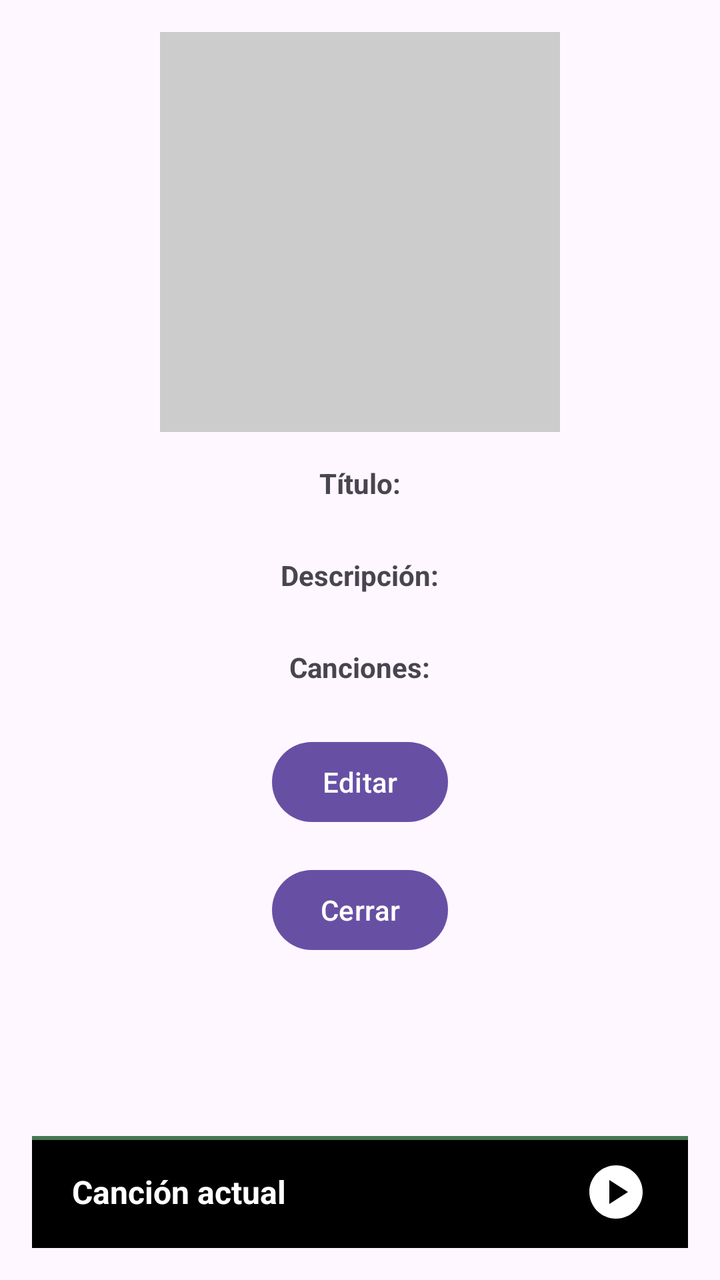
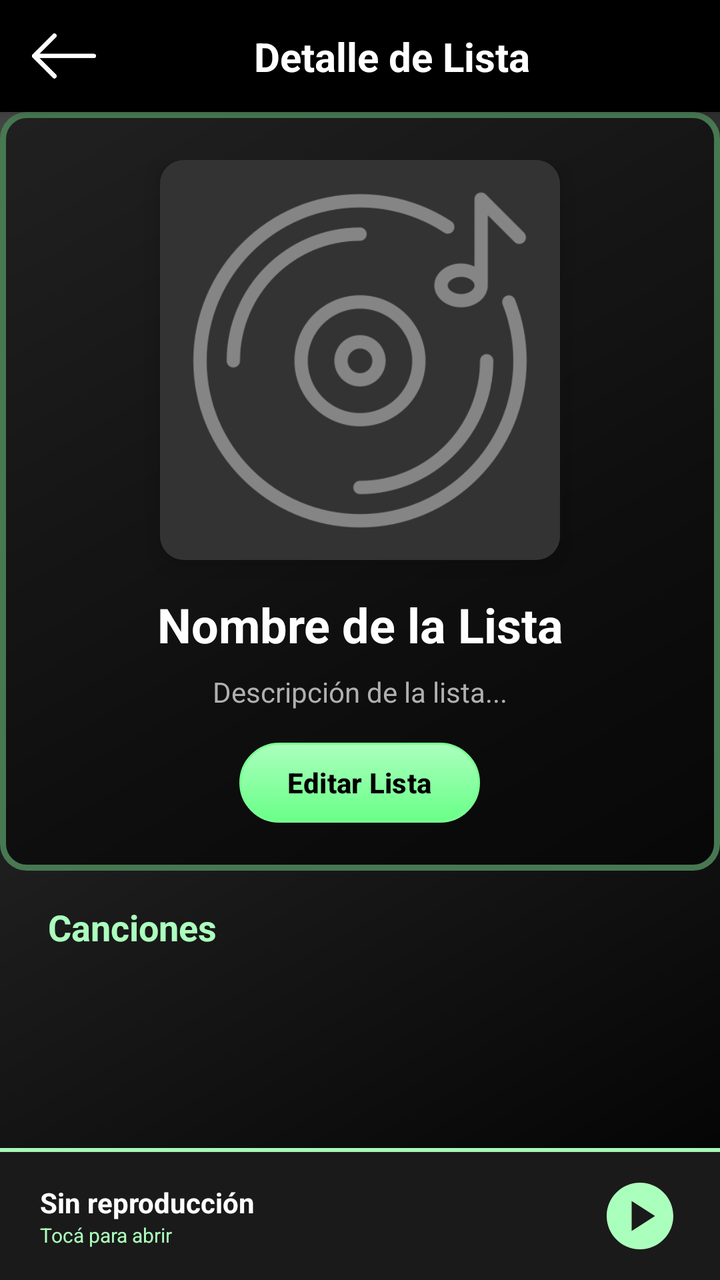

An Android layout rendered at two revisions. The XML below is the earlier revision; the diff shows what the commit changed to produce the second picture.
<!-- AndroidManifest.xml: application theme Theme.MusAPIApp -->
<!-- res/layout/activity_lista_detalle.xml -->
<?xml version="1.0" encoding="utf-8"?>
<androidx.constraintlayout.widget.ConstraintLayout
    xmlns:android="http://schemas.android.com/apk/res/android"
    xmlns:app="http://schemas.android.com/apk/res-auto"
    android:id="@+id/main"
    android:layout_width="match_parent"
    android:layout_height="match_parent"
    android:padding="16dp">

    
    <ScrollView
        android:id="@+id/scrollLista"
        android:layout_width="0dp"
        android:layout_height="0dp"
        android:fillViewport="true"
        app:layout_constraintTop_toTopOf="parent"
        app:layout_constraintBottom_toTopOf="@+id/layoutReproductor"
        app:layout_constraintStart_toStartOf="parent"
        app:layout_constraintEnd_toEndOf="parent">

        <LinearLayout
            android:layout_width="match_parent"
            android:layout_height="wrap_content"
            android:orientation="vertical"
            android:gravity="center_horizontal">

            <ImageView
                android:id="@+id/imgPortada"
                android:layout_width="200dp"
                android:layout_height="200dp"
                android:layout_marginBottom="16dp"
                android:scaleType="centerCrop"
                android:background="#CCCCCC" />

            <TextView
                android:text="Título:"
                android:layout_width="wrap_content"
                android:layout_height="wrap_content"
                android:textStyle="bold" />
            <TextView
                android:id="@+id/txtTitulo"
                android:layout_width="wrap_content"
                android:layout_height="wrap_content"
                android:layout_marginBottom="8dp" />

            <TextView
                android:text="Descripción:"
                android:layout_width="wrap_content"
                android:layout_height="wrap_content"
                android:textStyle="bold" />
            <TextView
                android:id="@+id/txtDescripcion"
                android:layout_width="wrap_content"
                android:layout_height="wrap_content"
                android:layout_marginBottom="8dp" />

            <TextView
                android:text="Canciones:"
                android:layout_width="wrap_content"
                android:layout_height="wrap_content"
                android:textStyle="bold"
                android:layout_marginBottom="8dp" />

            <androidx.recyclerview.widget.RecyclerView
                android:id="@+id/rvCanciones"
                android:layout_width="match_parent"
                android:layout_height="wrap_content"
                android:layout_marginBottom="16dp"
                android:nestedScrollingEnabled="false" />

            <Button
                android:id="@+id/btnEditarLista"
                android:layout_width="wrap_content"
                android:layout_height="wrap_content"
                android:text="Editar"
                android:layout_marginBottom="16dp"
                android:visibility="visible" />

            <Button
                android:id="@+id/btnCerrar"
                android:layout_width="wrap_content"
                android:layout_height="wrap_content"
                android:text="Cerrar" />
        </LinearLayout>
    </ScrollView>

    
    <include
        android:id="@+id/layoutReproductor"
        layout="@layout/layout_reproductor"
        android:layout_width="0dp"
        android:layout_height="wrap_content"
        app:layout_constraintBottom_toBottomOf="parent"
        app:layout_constraintStart_toStartOf="parent"
        app:layout_constraintEnd_toEndOf="parent" />

</androidx.constraintlayout.widget.ConstraintLayout>
<!-- res/layout/layout_reproductor.xml (included above) -->
<?xml version="1.0" encoding="utf-8"?>
<androidx.constraintlayout.widget.ConstraintLayout xmlns:android="http://schemas.android.com/apk/res/android"
    xmlns:app="http://schemas.android.com/apk/res-auto"
    android:layout_width="match_parent"
    android:layout_height="wrap_content"
    android:padding="0dp">
    <LinearLayout
        android:id="@+id/barraReproductor"
        android:layout_width="match_parent"
        android:layout_height="wrap_content"
        android:background="@drawable/fondo_reproductor_gradiente"
        android:clickable="true"
        android:focusable="true"
        android:orientation="horizontal"
        android:gravity="center_vertical"
        android:paddingHorizontal="20dp"
        android:paddingVertical="12dp"
        android:elevation="8dp"
        app:layout_constraintBottom_toBottomOf="parent"
        app:layout_constraintEnd_toEndOf="parent"
        app:layout_constraintStart_toStartOf="parent"
        app:layout_constraintTop_toTopOf="parent">

        <TextView
            android:id="@+id/txtMiniTitulo"
            android:layout_width="0dp"
            android:layout_height="wrap_content"
            android:layout_weight="1"
            android:clickable="false"
            android:focusable="false"
            android:text="Canción actual"
            android:textColor="#FFFFFF"
            android:textStyle="bold"
            android:textSize="16sp"
            android:singleLine="true"
            android:ellipsize="marquee"
            android:marqueeRepeatLimit="marquee_forever"
            android:paddingEnd="16dp" />

        <ImageButton
            android:id="@+id/btnMiniPlayPause"
            android:layout_width="32dp"
            android:layout_height="32dp"
            android:background="?attr/selectableItemBackgroundBorderless"
            android:clickable="true"
            android:scaleType="fitCenter"
            android:src="@drawable/ic_play"
            app:tint="#FFFFFF"
            android:contentDescription="Reproducir/Pausar" />

    </LinearLayout>

</androidx.constraintlayout.widget.ConstraintLayout>
<!-- resources referenced by this layout -->
<resources>
  <!-- drawable fondo_reproductor_gradiente (drawable) -->
  <?xml version="1.0" encoding="utf-8"?>
  <layer-list xmlns:android="http://schemas.android.com/apk/res/android">
  
      <item>
          <shape android:shape="rectangle">
              <solid android:color="#477852" />
          </shape>
      </item>
  
      <item android:top="2dp">
          <shape android:shape="rectangle">
              <solid android:color="#000000" />
          </shape>
      </item>
  
  </layer-list>
  <!-- drawable ic_play (drawable) -->
  <vector xmlns:android="http://schemas.android.com/apk/res/android" android:height="24dp" android:tint="#000000" android:viewportHeight="24" android:viewportWidth="24" android:width="24dp">
        
      <path android:fillColor="@android:color/white" android:pathData="M12,2C6.48,2 2,6.48 2,12s4.48,10 10,10s10,-4.48 10,-10S17.52,2 12,2zM9.5,16.5v-9l7,4.5L9.5,16.5z"/>
      
  </vector>
  <style name="Theme.MusAPIApp" parent="Base.Theme.MusAPIApp" />
  <style name="Base.Theme.MusAPIApp" parent="Theme.Material3.DayNight.NoActionBar">
          
          
      </style>
</resources>

<!-- the commit's change to res/layout/activity_lista_detalle.xml (unified diff, before → after) -->
@@ -1,90 +1,159 @@
 <?xml version="1.0" encoding="utf-8"?>
-<androidx.constraintlayout.widget.ConstraintLayout
+<androidx.constraintlayout.widget.ConstraintLayout 
     xmlns:android="http://schemas.android.com/apk/res/android"
     xmlns:app="http://schemas.android.com/apk/res-auto"
     android:id="@+id/main"
     android:layout_width="match_parent"
     android:layout_height="match_parent"
-    android:padding="16dp">
-
-    
+    android:background="@drawable/fondo_gradiente_principal">
+
+    <androidx.constraintlayout.widget.ConstraintLayout
+        android:id="@+id/headerBar"
+        android:layout_width="match_parent"
+        android:layout_height="wrap_content"
+        android:background="#000000"
+        android:paddingVertical="12dp"
+        android:paddingHorizontal="16dp"
+        android:elevation="4dp"
+        app:layout_constraintTop_toTopOf="parent"
+        app:layout_constraintStart_toStartOf="parent"
+        app:layout_constraintEnd_toEndOf="parent">
+
+        <ImageButton
+            android:id="@+id/btnCerrar"
+            android:layout_width="32dp"
+            android:layout_height="32dp"
+            android:background="?attr/selectableItemBackgroundBorderless"
+            android:contentDescription="Regresar"
+            android:scaleType="fitCenter"
+            android:src="@drawable/ic_back_black"
+            app:tint="#FFFFFF"
+            app:layout_constraintStart_toStartOf="parent"
+            app:layout_constraintTop_toTopOf="parent"
+            app:layout_constraintBottom_toBottomOf="parent" />
+
+        <TextView
+            android:layout_width="wrap_content"
+            android:layout_height="wrap_content"
+            android:text="Detalle de Lista"
+            android:textColor="#FFFFFF"
+            android:textSize="20sp"
+            android:textStyle="bold"
+            app:layout_constraintStart_toEndOf="@id/btnCerrar"
+            app:layout_constraintEnd_toEndOf="parent"
+            app:layout_constraintTop_toTopOf="parent"
+            app:layout_constraintBottom_toBottomOf="parent" />
+
+    </androidx.constraintlayout.widget.ConstraintLayout>
+
     <ScrollView
         android:id="@+id/scrollLista"
-        android:layout_width="0dp"
+        android:layout_width="match_parent"
         android:layout_height="0dp"
         android:fillViewport="true"
-        app:layout_constraintTop_toTopOf="parent"
-        app:layout_constraintBottom_toTopOf="@+id/layoutReproductor"
-        app:layout_constraintStart_toStartOf="parent"
-        app:layout_constraintEnd_toEndOf="parent">
+        app:layout_constraintTop_toBottomOf="@id/headerBar"
+        app:layout_constraintBottom_toTopOf="@+id/layoutReproductor">
 
         <LinearLayout
             android:layout_width="match_parent"
             android:layout_height="wrap_content"
             android:orientation="vertical"
-            android:gravity="center_horizontal">
-
-            <ImageView
-                android:id="@+id/imgPortada"
-                android:layout_width="200dp"
-                android:layout_height="200dp"
-                android:layout_marginBottom="16dp"
-                android:scaleType="centerCrop"
-                android:background="#CCCCCC" />
+            android:gravity="center_horizontal"
+            android:paddingBottom="24dp">
+
+            <LinearLayout
+                android:layout_width="match_parent"
+                android:layout_height="wrap_content"
+                android:orientation="vertical"
+                android:background="@drawable/fondo_info_album"
+                android:gravity="center_horizontal"
+                android:paddingVertical="24dp"
+                android:paddingHorizontal="16dp"
+                android:layout_marginBottom="16dp">
+
+                <androidx.cardview.widget.CardView
+                    android:layout_width="200dp"
+                    android:layout_height="200dp"
+                    app:cardCornerRadius="12dp"
+                    app:cardElevation="8dp"
+                    app:cardBackgroundColor="#333333"
+                    android:layout_marginBottom="16dp">
+
+                    <ImageView
+                        android:id="@+id/imgPortada"
+                        android:layout_width="match_parent"
+                        android:layout_height="match_parent"
+                        android:scaleType="centerCrop"
+                        android:src="@drawable/ic_album" 
+                        android:background="#333333"/>
+                </androidx.cardview.widget.CardView>
+
+                <TextView
+                    android:id="@+id/txtTitulo"
+                    android:layout_width="wrap_content"
+                    android:layout_height="wrap_content"
+                    android:text="Nombre de la Lista"
+                    android:textColor="#FFFFFF"
+                    android:textSize="24sp"
+                    android:textStyle="bold"
+                    android:gravity="center"
+                    android:layout_marginBottom="8dp" />
+
+                <TextView
+                    android:id="@+id/txtDescripcion"
+                    android:layout_width="wrap_content"
+                    android:layout_height="wrap_content"
+                    android:text="Descripción de la lista..."
+                    android:textColor="#B0B0B0"
+                    android:textSize="14sp"
+                    android:gravity="center"
+                    android:layout_marginBottom="16dp" />
+
+                <Button
+                    android:id="@+id/btnEditarLista"
+                    android:layout_width="wrap_content"
+                    android:layout_height="wrap_content"
+                    android:text="Editar Lista"
+                    android:textColor="#000000"
+                    android:textStyle="bold"
+                    android:background="@drawable/fondo_boton_secundario"
+                    app:backgroundTint="@null"
+                    android:paddingHorizontal="24dp"
+                    android:minHeight="40dp"/>
+
+                <TextView
+                    android:id="@+id/txtAutor"
+                    android:layout_width="0dp"
+                    android:layout_height="0dp"
+                    android:visibility="gone"/>
+                <TextView
+                    android:id="@+id/txtDuracion"
+                    android:layout_width="0dp"
+                    android:layout_height="0dp"
+                    android:visibility="gone"/>
+
+            </LinearLayout>
 
             <TextView
-                android:text="Título:"
-                android:layout_width="wrap_content"
-                android:layout_height="wrap_content"
-                android:textStyle="bold" />
-            <TextView
-                android:id="@+id/txtTitulo"
-                android:layout_width="wrap_content"
-                android:layout_height="wrap_content"
-                android:layout_marginBottom="8dp" />
-
-            <TextView
-                android:text="Descripción:"
-                android:layout_width="wrap_content"
-                android:layout_height="wrap_content"
-                android:textStyle="bold" />
-            <TextView
-                android:id="@+id/txtDescripcion"
-                android:layout_width="wrap_content"
-                android:layout_height="wrap_content"
-                android:layout_marginBottom="8dp" />
-
-            <TextView
-                android:text="Canciones:"
-                android:layout_width="wrap_content"
-                android:layout_height="wrap_content"
+                android:layout_width="match_parent"
+                android:layout_height="wrap_content"
+                android:text="Canciones"
+                android:textColor="#ABFFBD"
+                android:textSize="18sp"
                 android:textStyle="bold"
-                android:layout_marginBottom="8dp" />
+                android:layout_marginStart="16dp"
+                android:layout_marginBottom="8dp"/>
 
             <androidx.recyclerview.widget.RecyclerView
                 android:id="@+id/rvCanciones"
                 android:layout_width="match_parent"
                 android:layout_height="wrap_content"
-                android:layout_marginBottom="16dp"
-                android:nestedScrollingEnabled="false" />
-
-            <Button
-                android:id="@+id/btnEditarLista"
-                android:layout_width="wrap_content"
-                android:layout_height="wrap_content"
-                android:text="Editar"
-                android:layout_marginBottom="16dp"
-                android:visibility="visible" />
-
-            <Button
-                android:id="@+id/btnCerrar"
-                android:layout_width="wrap_content"
-                android:layout_height="wrap_content"
-                android:text="Cerrar" />
+                android:nestedScrollingEnabled="false"
+                android:paddingHorizontal="16dp" />
+
         </LinearLayout>
     </ScrollView>
 
-    
     <include
         android:id="@+id/layoutReproductor"
         layout="@layout/layout_reproductor"
@@ -100,52 +169,68 @@
 <androidx.constraintlayout.widget.ConstraintLayout xmlns:android="http://schemas.android.com/apk/res/android"
     xmlns:app="http://schemas.android.com/apk/res-auto"
     android:layout_width="match_parent"
-    android:layout_height="wrap_content"
-    android:padding="0dp">
+    android:layout_height="wrap_content">
+
     <LinearLayout
         android:id="@+id/barraReproductor"
         android:layout_width="match_parent"
         android:layout_height="wrap_content"
-        android:background="@drawable/fondo_reproductor_gradiente"
+        android:background="#1A1A1A" 
         android:clickable="true"
         android:focusable="true"
         android:orientation="horizontal"
         android:gravity="center_vertical"
         android:paddingHorizontal="20dp"
         android:paddingVertical="12dp"
-        android:elevation="8dp"
+        android:elevation="16dp"
         app:layout_constraintBottom_toBottomOf="parent"
         app:layout_constraintEnd_toEndOf="parent"
-        app:layout_constraintStart_toStartOf="parent"
-        app:layout_constraintTop_toTopOf="parent">
-
-        <TextView
-            android:id="@+id/txtMiniTitulo"
+        app:layout_constraintStart_toStartOf="parent">
+
+        <LinearLayout
             android:layout_width="0dp"
             android:layout_height="wrap_content"
             android:layout_weight="1"
-            android:clickable="false"
-            android:focusable="false"
-            android:text="Canción actual"
-            android:textColor="#FFFFFF"
-            android:textStyle="bold"
-            android:textSize="16sp"
-            android:singleLine="true"
-            android:ellipsize="marquee"
-            android:marqueeRepeatLimit="marquee_forever"
-            android:paddingEnd="16dp" />
+            android:orientation="vertical"
+            android:paddingEnd="16dp">
+
+            <TextView
+                android:id="@+id/txtMiniTitulo"
+                android:layout_width="match_parent"
+                android:layout_height="wrap_content"
+                android:text="Sin reproducción"
+                android:textColor="#FFFFFF"
+                android:textStyle="bold"
+                android:textSize="14sp"
+                android:singleLine="true"
+                android:ellipsize="marquee"
+                android:marqueeRepeatLimit="marquee_forever"/>
+            
+            <TextView
+                android:text="Tocá para abrir"
+                android:layout_width="match_parent"
+                android:layout_height="wrap_content"
+                android:textColor="#ABFFBD"
+                android:textSize="10sp"/>
+        </LinearLayout>
 
         <ImageButton
             android:id="@+id/btnMiniPlayPause"
-            android:layout_width="32dp"
-            android:layout_height="32dp"
+            android:layout_width="40dp"
+            android:layout_height="40dp"
             android:background="?attr/selectableItemBackgroundBorderless"
             android:clickable="true"
             android:scaleType="fitCenter"
             android:src="@drawable/ic_play"
-            app:tint="#FFFFFF"
+            app:tint="#ABFFBD"
             android:contentDescription="Reproducir/Pausar" />
 
     </LinearLayout>
+    
+    <View
+        android:layout_width="match_parent"
+        android:layout_height="2dp"
+        android:background="#ABFFBD"
+        app:layout_constraintBottom_toTopOf="@id/barraReproductor"/>
 
 </androidx.constraintlayout.widget.ConstraintLayout>
<!-- resource entries referenced after the edit -->
@@ -1,22 +1,47 @@
 <!-- resources referenced by this layout -->
 <resources>
-  <!-- drawable fondo_reproductor_gradiente (drawable) -->
+  <!-- drawable fondo_boton_secundario (drawable) -->
   <?xml version="1.0" encoding="utf-8"?>
-  <layer-list xmlns:android="http://schemas.android.com/apk/res/android">
+  <shape xmlns:android="http://schemas.android.com/apk/res/android"
+      android:shape="rectangle">
   
-      <item>
-          <shape android:shape="rectangle">
-              <solid android:color="#477852" />
-          </shape>
-      </item>
+      <gradient
+          android:startColor="#ABFFBD"
+          android:endColor="#69FF88"
+          android:angle="270" />
   
-      <item android:top="2dp">
-          <shape android:shape="rectangle">
-              <solid android:color="#000000" />
-          </shape>
-      </item>
+      <corners android:radius="100dp" />
   
-  </layer-list>
+      <stroke
+          android:width="1dp"
+          android:color="#7AFF95" />
+  </shape>
+  <!-- drawable fondo_gradiente_principal (drawable) -->
+  <?xml version="1.0" encoding="utf-8"?>
+  <shape xmlns:android="http://schemas.android.com/apk/res/android"
+      android:shape="rectangle">
+      <gradient
+          android:startColor="#000000"
+          android:centerColor="#1F1F1F"
+          android:endColor="#4A4A4A"
+          android:angle="135"
+          android:type="linear" />
+  </shape>
+  <!-- drawable fondo_info_album (drawable) -->
+  <?xml version="1.0" encoding="utf-8"?>
+  <shape xmlns:android="http://schemas.android.com/apk/res/android"
+      android:shape="rectangle">
+  
+      <solid android:color="#85000000" />
+  
+      <stroke
+          android:width="3dp"
+          android:color="#477852" />
+  
+      <corners android:radius="12dp" />
+  </shape>
+  <!-- drawable ic_album: png bitmap (drawable, 18893 bytes) -->
+  <!-- drawable ic_back_black: png bitmap (drawable, 4720 bytes) -->
   <!-- drawable ic_play (drawable) -->
   <vector xmlns:android="http://schemas.android.com/apk/res/android" android:height="24dp" android:tint="#000000" android:viewportHeight="24" android:viewportWidth="24" android:width="24dp">
         
